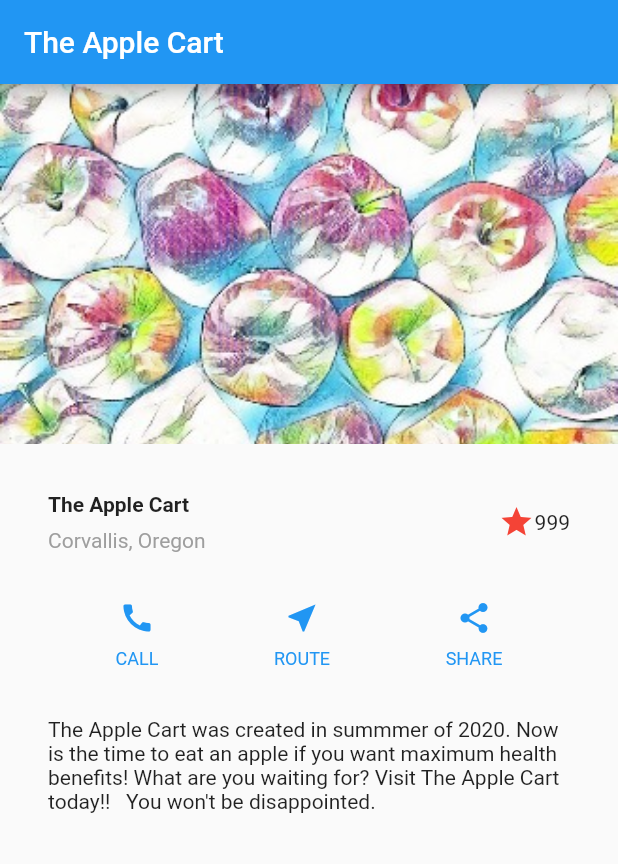
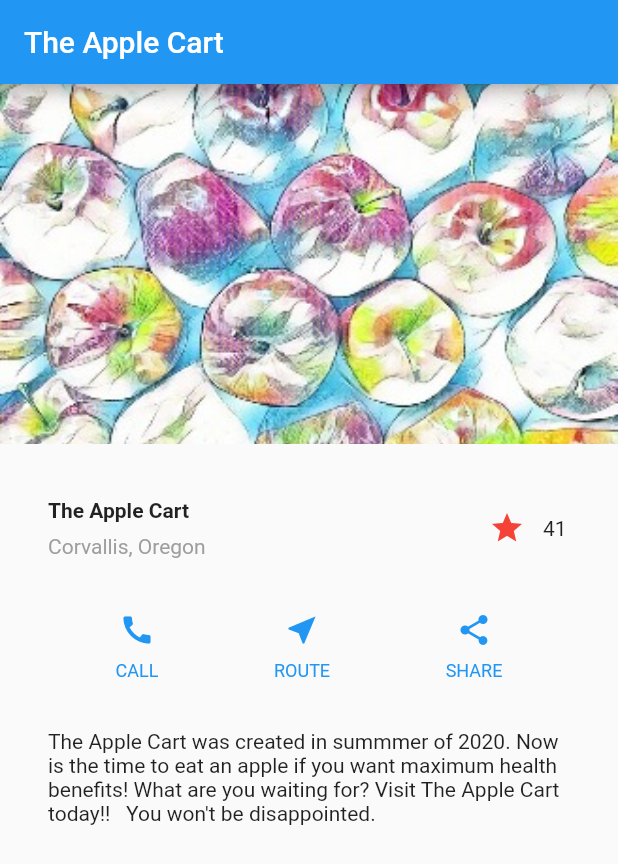
Before and after one commit to yangellen/layouts, a Flutter app: the screen it shows after launch, on a phone screen of 412 x 824 dp. Shown: the top 864 px of the screen. Run offline on Flutter 3.47's test engine with Material 2 defaults, Android fonts, the phone set to English and light mode, and no system bars.

Commit message:
add tap response for star icon

```diff
--- /dev/null
+++ b/lib/favorite_widget.dart
@@ -0,0 +1,46 @@
+import 'package:flutter/material.dart';
+
+class FavoriteWidget extends StatefulWidget {
+  @override
+  _FavoriteWidgetState createState() => _FavoriteWidgetState();
+}
+
+class _FavoriteWidgetState extends State<FavoriteWidget> {
+  bool _isFavorited = true;
+  int _favoriteCount = 41;
+
+  @override
+  Widget build(BuildContext context) {
+    return Row(
+      mainAxisSize: MainAxisSize.min,
+      children: [
+        Container(
+          padding: EdgeInsets.all(0),
+          child: IconButton(
+            icon: (_isFavorited ? Icon(Icons.star) : Icon(Icons.star_border)),
+            color: Colors.red[500],
+            onPressed: _toggleFavorite,
+          ),
+        ),
+        SizedBox(
+          width: 18,
+          child: Container(
+            child: Text('$_favoriteCount'),
+          ),
+        ),
+      ],
+    );
+  }
+
+  void _toggleFavorite() {
+    setState(() {
+      if (_isFavorited) {
+        _favoriteCount -= 1;
+        _isFavorited = false;
+      } else {
+        _favoriteCount += 1;
+        _isFavorited = true;
+      }
+    });
+  }
+}
--- a/lib/title_section.dart
+++ b/lib/title_section.dart
@@ -1,4 +1,5 @@
 import 'package:flutter/material.dart';
+import 'favorite_widget.dart';
 
 class TitleSection extends StatelessWidget {
   @override
@@ -29,11 +30,7 @@ class TitleSection extends StatelessWidget {
               ],
             ),
           ),
-          Icon(
-            Icons.star,
-            color: Colors.red[500],
-          ),
-          Text('999'),
+          FavoriteWidget(),
         ],
       ),
     );
```
